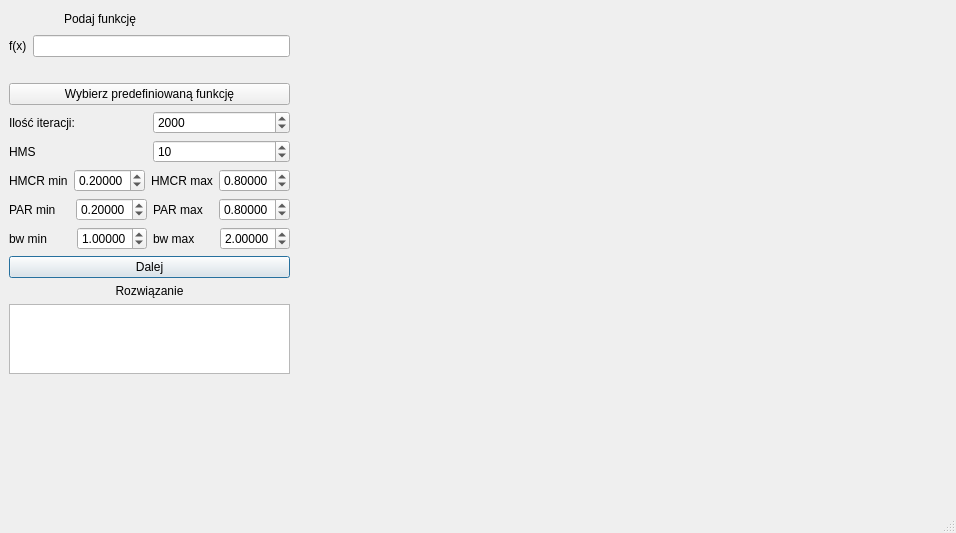
Above: FinalApp/ui/mainWindow.ui from albertlis/Improved-Harmony-Search-Algorithm before the change. Below: the same form after it.
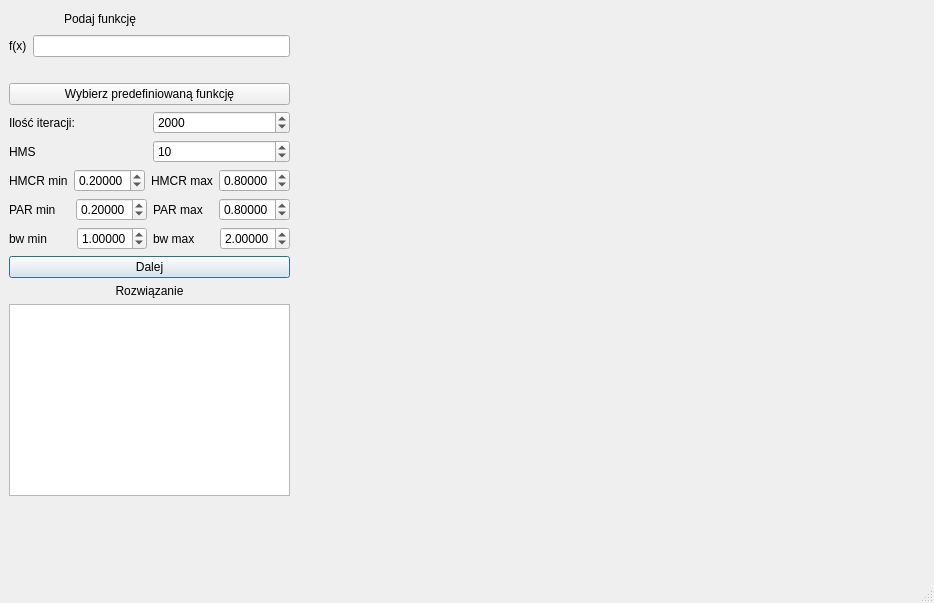
That is the form after the change. Custom widgets are drawn as their Qt base class.

```diff
--- a/FinalApp/ui/mainWindow.ui
+++ b/FinalApp/ui/mainWindow.ui
@@ -6,8 +6,8 @@
    <rect>
     <x>0</x>
     <y>0</y>
-    <width>956</width>
-    <height>533</height>
+    <width>934</width>
+    <height>603</height>
    </rect>
   </property>
   <property name="windowTitle">
@@ -419,7 +419,14 @@
          </widget>
         </item>
         <item>
-         <widget class="QTextEdit" name="solutionBox"/>
+         <widget class="QTextEdit" name="solutionBox">
+          <property name="sizePolicy">
+           <sizepolicy hsizetype="Expanding" vsizetype="MinimumExpanding">
+            <horstretch>0</horstretch>
+            <verstretch>0</verstretch>
+           </sizepolicy>
+          </property>
+         </widget>
         </item>
        </layout>
       </item>
```
